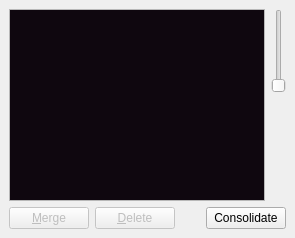
Qt form gui/docks/labeldock.ui (gerbilvis/gerbil) before a commit.
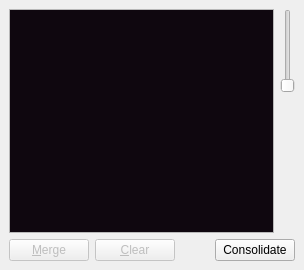
The same form after that commit. Icons and pictures are not drawn.

Commit message:
change delete to clear in labeldock add more icons, tooltips
remove debug output in main.cpp (sorry)

```diff
--- a/gui/docks/labeldock.ui
+++ b/gui/docks/labeldock.ui
@@ -2,6 +2,14 @@
 <ui version="4.0">
  <class>LabelDock</class>
  <widget class="QDockWidget" name="LabelDock">
+  <property name="geometry">
+   <rect>
+    <x>0</x>
+    <y>0</y>
+    <width>304</width>
+    <height>270</height>
+   </rect>
+  </property>
   <property name="windowTitle">
    <string>Labels</string>
   </property>
@@ -188,7 +196,7 @@
           <bool>false</bool>
          </property>
          <property name="text">
-          <string>&amp;Delete</string>
+          <string>&amp;Clear</string>
          </property>
          <property name="icon">
           <iconset theme="edit-delete"/>
```
Left out of the diff: 12 changed lines with no effect on the pictures. The commit also changes 3 other files.
